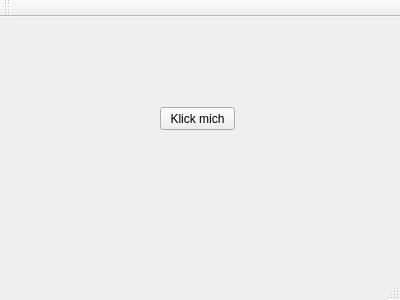
felixdittrich92/mission-uncuttable, file code/Window/ui/mainwindow.ui: the form before one commit.
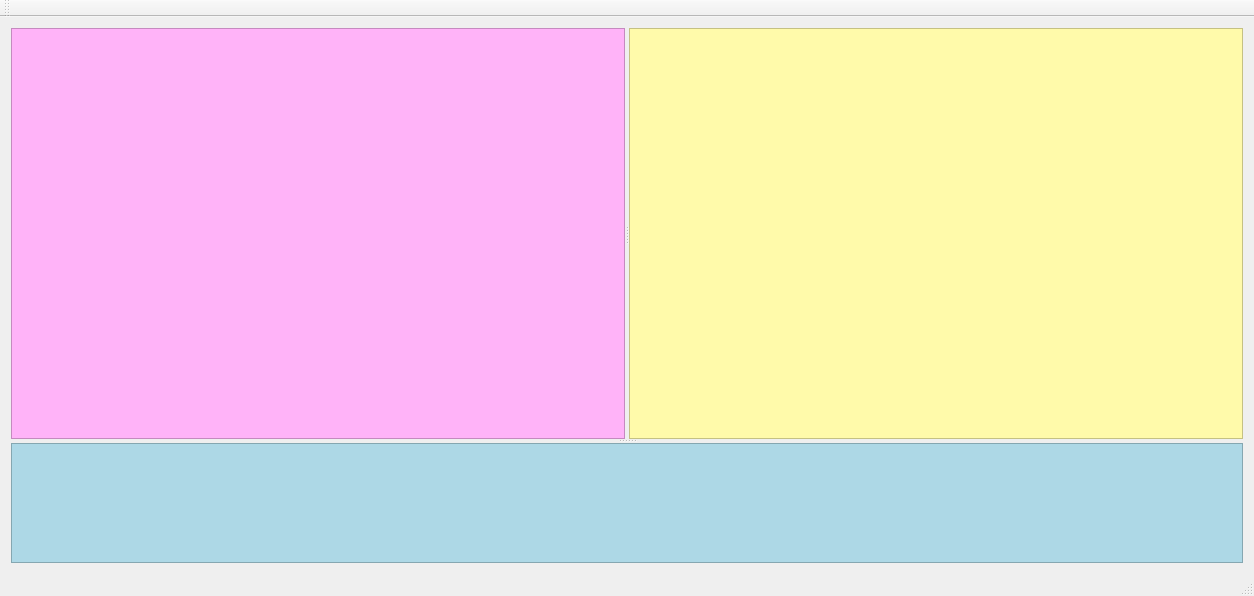
The form after the commit.

Commit message: #MU46 create layout

```diff
--- a/code/Window/ui/mainwindow.ui
+++ b/code/Window/ui/mainwindow.ui
@@ -6,27 +6,94 @@
    <rect>
     <x>0</x>
     <y>0</y>
-    <width>400</width>
-    <height>300</height>
+    <width>1254</width>
+    <height>596</height>
    </rect>
   </property>
   <property name="windowTitle">
    <string>MainWindow</string>
   </property>
   <widget class="QWidget" name="centralWidget">
-   <widget class="QPushButton" name="pushButton">
-    <property name="geometry">
-     <rect>
-      <x>160</x>
-      <y>90</y>
-      <width>75</width>
-      <height>23</height>
-     </rect>
-    </property>
-    <property name="text">
-     <string>Klick mich</string>
-    </property>
-   </widget>
+   <layout class="QGridLayout" name="gridLayout">
+    <item row="0" column="0">
+     <widget class="QSplitter" name="horizontalSplitter">
+      <property name="sizeIncrement">
+       <size>
+        <width>0</width>
+        <height>0</height>
+       </size>
+      </property>
+      <property name="orientation">
+       <enum>Qt::Vertical</enum>
+      </property>
+      <widget class="QSplitter" name="verticalSplitter">
+       <property name="sizePolicy">
+        <sizepolicy hsizetype="Expanding" vsizetype="Preferred">
+         <horstretch>0</horstretch>
+         <verstretch>1</verstretch>
+        </sizepolicy>
+       </property>
+       <property name="orientation">
+        <enum>Qt::Horizontal</enum>
+       </property>
+       <widget class="QFrame" name="topleftFrame">
+        <property name="minimumSize">
+         <size>
+          <width>200</width>
+          <height>0</height>
+         </size>
+        </property>
+        <property name="styleSheet">
+         <string notr="true">background: rgb(255, 179, 248);</string>
+        </property>
+        <property name="frameShape">
+         <enum>QFrame::StyledPanel</enum>
+        </property>
+        <property name="frameShadow">
+         <enum>QFrame::Raised</enum>
+        </property>
+       </widget>
+       <widget class="QFrame" name="toprightFrame">
+        <property name="minimumSize">
+         <size>
+          <width>200</width>
+          <height>0</height>
+         </size>
+        </property>
+        <property name="styleSheet">
+         <string notr="true">background: rgb(255, 250, 170);</string>
+        </property>
+        <property name="frameShape">
+         <enum>QFrame::StyledPanel</enum>
+        </property>
+        <property name="frameShadow">
+         <enum>QFrame::Raised</enum>
+        </property>
+       </widget>
+      </widget>
+      <widget class="QFrame" name="bottomFrame">
+       <property name="enabled">
+        <bool>true</bool>
+       </property>
+       <property name="minimumSize">
+        <size>
+         <width>0</width>
+         <height>120</height>
+        </size>
+       </property>
+       <property name="styleSheet">
+        <string notr="true">background: lightblue;</string>
+       </property>
+       <property name="frameShape">
+        <enum>QFrame::StyledPanel</enum>
+       </property>
+       <property name="frameShadow">
+        <enum>QFrame::Raised</enum>
+       </property>
+      </widget>
+     </widget>
+    </item>
+   </layout>
   </widget>
   <widget class="QMenuBar" name="menuBar">
    <property name="geometry">
```
Left out of the diff: 2 changed lines with no effect on the pictures. The commit also changes 2 other files.
